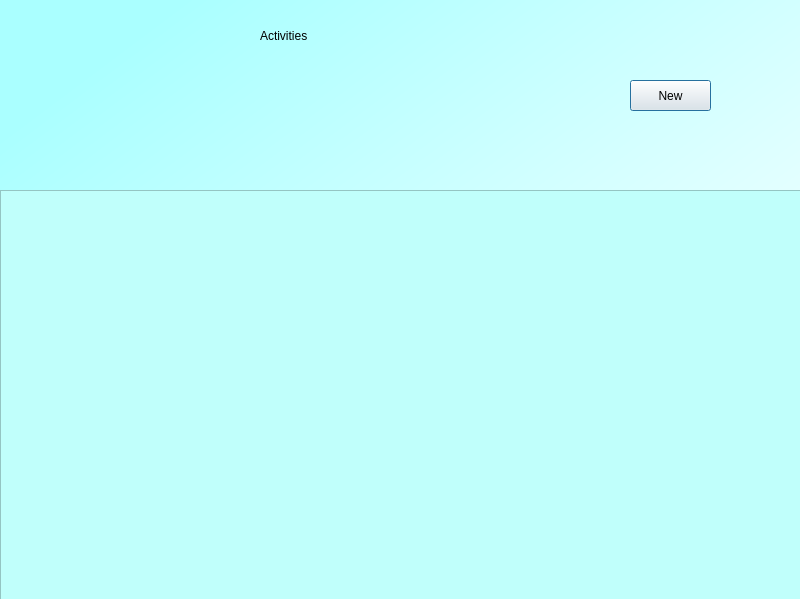
This is activities.ui in nehamalviya22/Assure_Effort_Desktop_Application as Qt 5 draws it before an edit. The edited form follows.
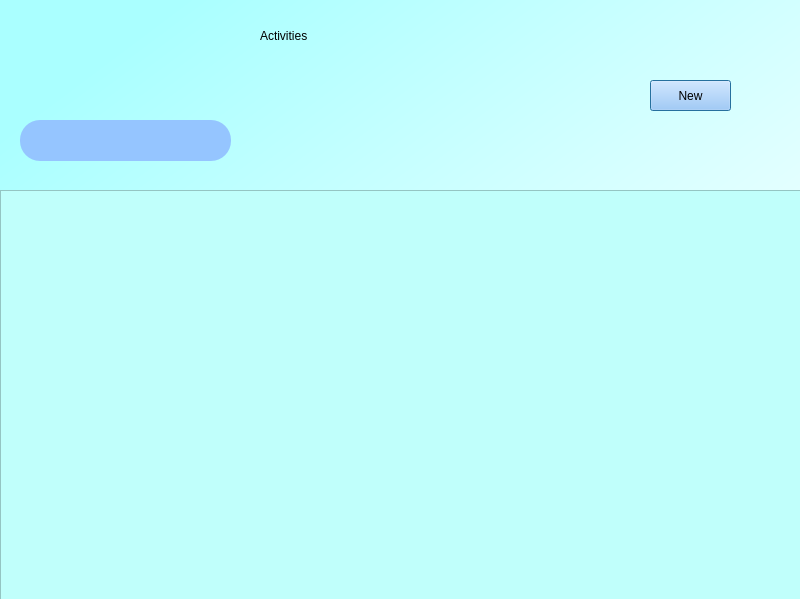
This is the edited form.

Commit message: update design of activity page

Diff of the .ui file:
```diff
--- a/activities.ui
+++ b/activities.ui
@@ -45,12 +45,17 @@
    <widget class="QPushButton" name="New">
     <property name="geometry">
      <rect>
-      <x>630</x>
+      <x>650</x>
       <y>80</y>
       <width>81</width>
       <height>31</height>
      </rect>
     </property>
+    <property name="styleSheet">
+     <string notr="true">color: rgb(0, 0, 0);
+font: 12pt &quot;Sans Serif&quot;;
+background-color: rgb(149, 197, 255)</string>
+    </property>
     <property name="text">
      <string>New</string>
     </property>
@@ -58,9 +63,9 @@
    <widget class="QLabel" name="date">
     <property name="geometry">
      <rect>
-      <x>250</x>
-      <y>80</y>
-      <width>291</width>
+      <x>220</x>
+      <y>70</y>
+      <width>351</width>
       <height>31</height>
      </rect>
     </property>
@@ -84,6 +89,25 @@
      <string notr="true">background-color: rgb(192, 255, 251);</string>
     </property>
    </widget>
+   <widget class="QPushButton" name="hours">
+    <property name="geometry">
+     <rect>
+      <x>20</x>
+      <y>120</y>
+      <width>211</width>
+      <height>41</height>
+     </rect>
+    </property>
+    <property name="styleSheet">
+     <string notr="true">border-radius:20px;
+color: rgb(0, 0, 0);
+font: 10pt &quot;Sans Serif&quot;;
+background-color: rgb(149, 197, 255)</string>
+    </property>
+    <property name="text">
+     <string/>
+    </property>
+   </widget>
   </widget>
  </widget>
  <resources/>
```
Left out of the diff: 4 changed lines with no effect on the pictures.
